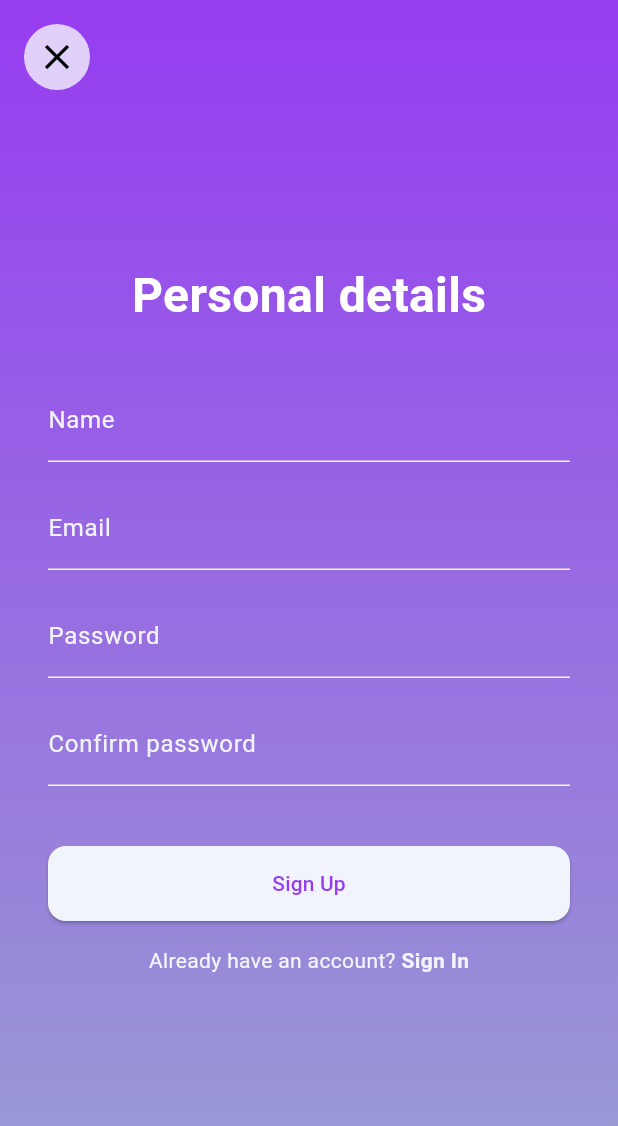
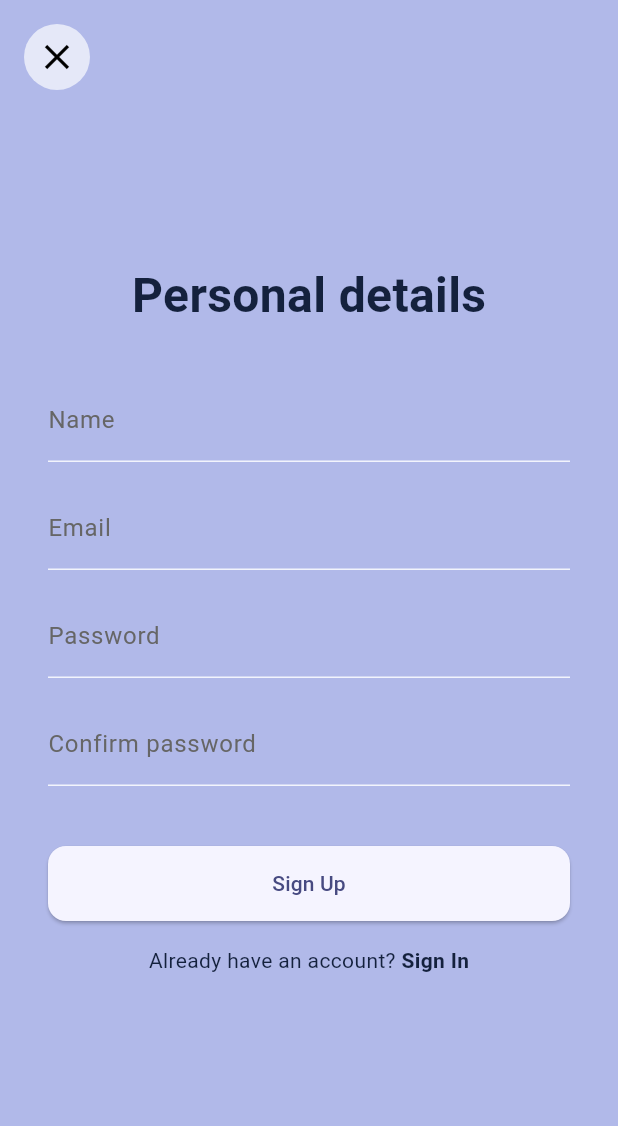
Before and after one commit to pantrytree/AR-App, a Flutter app: the screen it shows after launch, after a tap on "Sign Up", on a phone screen of 412 x 824 dp. Shown: the top 1126 px of the screen. Run offline on Flutter 3.47's test engine with Material 3 defaults, Android fonts, the phone set to English and light mode, and no system bars; our stand-ins replace camera, cloud_firestore, firebase_core, google_fonts, permission_handler; accounts and stored records are empty.

Commit message:
Updated colors

```diff
--- a/lib/utils/colors.dart
+++ b/lib/utils/colors.dart
@@ -274,4 +274,12 @@ class AppColors {
         ? white
         : sideMenuItemText;
   }
+
+  // Splash screens/Login/Signup specific colors
+  static const Color splashBrackground = Color(0xFFb1b9e9);
+  static const Color appNamecolor = Color(0xFFe2e4f7);
+  static const Color signupButtonBackground = Color(0xFFf5f4ff);
+  static const Color loginButtonBackground = Color(0xFF14213d);
+  static const Color signupButtonText = Color(0xFF474a81);
+  static const Color loginButtonText = Color(0xFFf0f1fa);
 }
--- a/lib/viewmodels/login_viewmodel.dart
+++ b/lib/viewmodels/login_viewmodel.dart
@@ -64,8 +64,7 @@ class LoginViewModel extends ChangeNotifier {
   }
 
   void onForgotPasswordTapped() {
-    // TODO: Add password reset logic or navigation
-    _navigateToRoute = null;
+    _navigateToRoute = '/forgot-password';
     notifyListeners();
   }
 
--- a/lib/views/pages/login_page.dart
+++ b/lib/views/pages/login_page.dart
@@ -19,7 +19,7 @@ class LoginPage extends StatelessWidget {
           }
 
           return Scaffold(
-            backgroundColor: AppColors.primaryPurple,
+            backgroundColor: AppColors.splashBrackground,
             body: Stack(
               children: [
                 Padding(
@@ -32,7 +32,7 @@ class LoginPage extends StatelessWidget {
                       if (viewModel.errorMessage.isNotEmpty)
                         Text(
                           viewModel.errorMessage,
-                          style: TextStyle(color: Colors.red),
+                          style: TextStyle(color: AppColors.error),
                         ),
                       TextField(
                         controller: viewModel.emailController,
@@ -51,8 +51,8 @@ class LoginPage extends StatelessWidget {
                         onPressed: viewModel.login,
                         child: Text('Login'),
                         style: ElevatedButton.styleFrom(
-                          backgroundColor: Colors.deepPurple[900],
-                          foregroundColor: Colors.white,
+                          backgroundColor: AppColors.signupButtonBackground,
+                          foregroundColor: AppColors.signupButtonText,
                           minimumSize: Size(double.infinity, 50),
                         ),
                       ),
@@ -60,7 +60,7 @@ class LoginPage extends StatelessWidget {
                       TextButton(
                         onPressed: viewModel.onForgotPasswordTapped,
                         style: TextButton.styleFrom(
-                          foregroundColor: Colors.deepPurple[900],
+                          foregroundColor: AppColors.textDark,
                         ),
                         child: Text('Forgot your password?'),
                       ),
--- a/lib/views/pages/sign_up_page.dart
+++ b/lib/views/pages/sign_up_page.dart
@@ -27,8 +27,8 @@ class SignUpPage extends StatelessWidget {
                       begin: Alignment.topCenter,
                       end: Alignment.bottomCenter,
                       colors: [
-                        AppColors.folderPurple,
-                        AppColors.buttonPrimary,
+                        AppColors.splashBrackground,
+                        AppColors.splashBrackground,
                       ],
                     ),
                   ),
@@ -43,14 +43,14 @@ class SignUpPage extends StatelessWidget {
                         children: [
                           Text(
                             'Personal details',
-                            style: TextStyle(fontSize: 32, fontWeight: FontWeight.bold, color: Colors.white),
+                            style: TextStyle(fontSize: 32, fontWeight: FontWeight.bold, color: AppColors.textDark),
                           ),
                           SizedBox(height: 32),
                           TextFormField(
                             style: TextStyle(color: AppColors.secondaryBackground),
                             decoration: InputDecoration(
                               labelText: 'Name',
-                              labelStyle: TextStyle(color: AppColors.secondaryBackground),
+                              labelStyle: TextStyle(color: AppColors.mediumGrey),
                               enabledBorder: UnderlineInputBorder(
                                 borderSide: BorderSide(color: AppColors.secondaryBackground),
                               ),
@@ -66,7 +66,7 @@ class SignUpPage extends StatelessWidget {
                             style: TextStyle(color: AppColors.secondaryBackground),
                             decoration: InputDecoration(
                               labelText: 'Email',
-                              labelStyle: TextStyle(color: AppColors.secondaryBackground),
+                              labelStyle: TextStyle(color: AppColors.mediumGrey),
                               enabledBorder: UnderlineInputBorder(
                                 borderSide: BorderSide(color: AppColors.secondaryBackground),
                               ),
@@ -82,7 +82,7 @@ class SignUpPage extends StatelessWidget {
                             style: TextStyle(color: AppColors.secondaryBackground),
                             decoration: InputDecoration(
                               labelText: 'Password',
-                              labelStyle: TextStyle(color: AppColors.secondaryBackground),
+                              labelStyle: TextStyle(color: AppColors.mediumGrey),
                               enabledBorder: UnderlineInputBorder(
                                 borderSide: BorderSide(color: AppColors.secondaryBackground),
                               ),
@@ -99,7 +99,7 @@ class SignUpPage extends StatelessWidget {
                             style: TextStyle(color: AppColors.secondaryBackground),
                             decoration: InputDecoration(
                               labelText: 'Confirm password',
-                              labelStyle: TextStyle(color: AppColors.secondaryBackground),
+                              labelStyle: TextStyle(color: AppColors.mediumGrey),
                               enabledBorder: UnderlineInputBorder(
                                 borderSide: BorderSide(color: AppColors.secondaryBackground),
                               ),
@@ -113,7 +113,7 @@ class SignUpPage extends StatelessWidget {
                           ),
                           SizedBox(height: 32),
                           if (model.errorMessage != null)
-                            Text(model.errorMessage!, style: TextStyle(color: Colors.red)),
+                            Text(model.errorMessage!, style: TextStyle(color: AppColors.error)),
                           SizedBox(height: 8),
                           SizedBox(
                             width: double.infinity,
@@ -125,8 +125,8 @@ class SignUpPage extends StatelessWidget {
                               )
                                   : Text('Sign Up'),
                               style: ElevatedButton.styleFrom(
-                                backgroundColor: AppColors.secondaryBackground,
-                                foregroundColor: AppColors.primaryPurple,
+                                backgroundColor: AppColors.signupButtonBackground,
+                                foregroundColor: AppColors.signupButtonText,
                                 minimumSize: Size(double.infinity, 50),
                                 shape: RoundedRectangleBorder(
                                   borderRadius: BorderRadius.circular(12),
@@ -140,13 +140,13 @@ class SignUpPage extends StatelessWidget {
                             children: [
                               Text(
                                 "Already have an account? ",
-                                style: TextStyle(color: AppColors.secondaryBackground),
+                                style: TextStyle(color: AppColors.textDark),
                               ),
                               GestureDetector(
                                 onTap: model.onSignInTapped,
                                 child: Text(
                                   'Sign In',
-                                  style: TextStyle(fontWeight: FontWeight.bold, color: AppColors.secondaryBackground),
+                                  style: TextStyle(fontWeight: FontWeight.bold, color: AppColors.textDark),
                                 ),
                               ),
                             ],
--- a/lib/views/pages/splash_screen_2_page.dart
+++ b/lib/views/pages/splash_screen_2_page.dart
@@ -5,7 +5,7 @@ class SplashScreen2Page extends StatelessWidget {
   @override
   Widget build(BuildContext context) {
     return Scaffold(
-      backgroundColor: AppColors.primaryLightPurple,
+      backgroundColor: AppColors.splashBrackground,
       body: Center(
         child: Column(
           mainAxisAlignment: MainAxisAlignment.center,
@@ -17,7 +17,7 @@ class SplashScreen2Page extends StatelessWidget {
               style: TextStyle(
                 fontSize: 36,
                 fontWeight: FontWeight.bold,
-                color: AppColors.textFieldBackground,
+                color: AppColors.appNamecolor,
                 letterSpacing: 2,
               ),
             ),
--- a/lib/views/pages/splash_screen_page.dart
+++ b/lib/views/pages/splash_screen_page.dart
@@ -5,7 +5,7 @@ class SplashScreenPage extends StatelessWidget {
   @override
   Widget build(BuildContext context) {
     return Scaffold(
-      backgroundColor: AppColors.primaryPurple,
+      backgroundColor: AppColors.splashBrackground,
       body: Center(
         child: Column(
           mainAxisAlignment: MainAxisAlignment.center,
@@ -17,7 +17,7 @@ class SplashScreenPage extends StatelessWidget {
               style: TextStyle(
                 fontSize: 36,
                 fontWeight: FontWeight.bold,
-                color: AppColors.primaryDarkBlue,
+                color: AppColors.appNamecolor,
                 letterSpacing: 2,
               ),
             ),
@@ -28,8 +28,8 @@ class SplashScreenPage extends StatelessWidget {
               },
               child: Text('Sign Up'),
               style: ElevatedButton.styleFrom(
-                backgroundColor: AppColors.buttonPrimary,
-                foregroundColor: AppColors.textFieldBackground,
+                backgroundColor: AppColors.signupButtonBackground,
+                foregroundColor: AppColors.signupButtonText,
                 minimumSize: Size(220, 50),
               ),
             ),
@@ -40,8 +40,8 @@ class SplashScreenPage extends StatelessWidget {
               },
               child: Text('Login'),
               style: ElevatedButton.styleFrom(
-                backgroundColor: AppColors.textFieldBackground,
-                foregroundColor: AppColors.buttonPrimary,
+                backgroundColor: AppColors.loginButtonBackground,
+                foregroundColor: AppColors.loginButtonText,
                 minimumSize: Size(220, 50),
               ),
             ),
```
